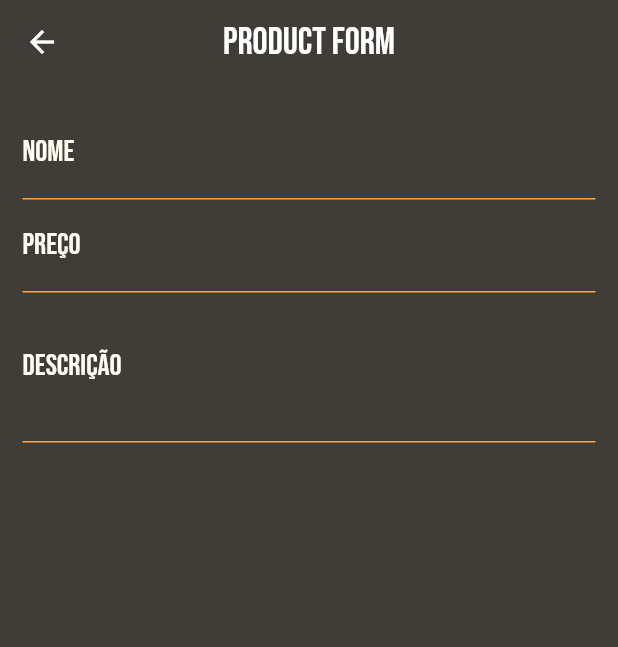
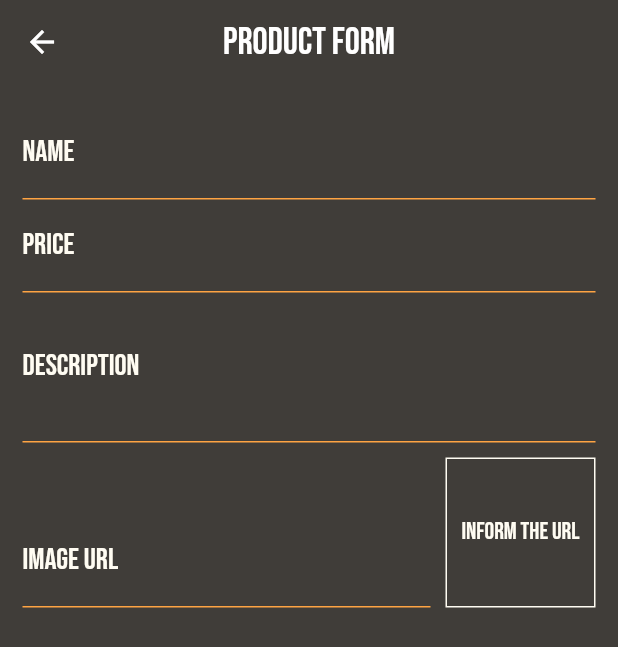
Before and after one commit to elennmilhomem/standup_gym_store, a Flutter app: the ProductFormPage screen opened by its route, on a phone screen of 412 x 824 dp. Shown: the top 647 px of the screen. Run offline on Flutter 3.47's test engine with Material 2 defaults, Android fonts, the phone set to English and light mode, and no system bars; network calls fail.

Commit message:
Implementa campo de entrada de URL
Agora é possível passar uma url para o campo de imagem e ter uma visualização da imagem ao lado

```diff
--- a/lib/pages/product_form_page.dart
+++ b/lib/pages/product_form_page.dart
@@ -10,11 +10,26 @@ class ProductFormPage extends StatefulWidget {
 class _ProductFormPageState extends State<ProductFormPage> {
   final _priceFocus = FocusNode();
   final _descriptionFocus = FocusNode();
+  final _imageUrlFocus = FocusNode();
+  final _imageUrlController = TextEditingController();
+
+  @override
+  void initState() {
+    super.initState();
+    _imageUrlFocus.addListener(updateImage);
+  }
 
   @override
   void dispose() {
     super.dispose();
     _priceFocus.dispose();
+    _descriptionFocus.dispose();
+    _imageUrlFocus.removeListener(updateImage);
+    _imageUrlFocus.dispose();
+  }
+
+  void updateImage() {
+    setState(() {});
   }
 
   @override
@@ -37,7 +52,7 @@ class _ProductFormPageState extends State<ProductFormPage> {
             children: [
               TextFormField(
                 decoration: InputDecoration(
-                  labelText: 'Nome',
+                  labelText: 'Name',
                   enabledBorder: UnderlineInputBorder(
                     borderSide: BorderSide(
                         color: Theme.of(context).colorScheme.secondary),
@@ -56,7 +71,7 @@ class _ProductFormPageState extends State<ProductFormPage> {
               ),
               TextFormField(
                 decoration: InputDecoration(
-                  labelText: 'Preço',
+                  labelText: 'Price',
                   enabledBorder: UnderlineInputBorder(
                     borderSide: BorderSide(
                         color: Theme.of(context).colorScheme.secondary),
@@ -77,7 +92,7 @@ class _ProductFormPageState extends State<ProductFormPage> {
               ),
               TextFormField(
                 decoration: InputDecoration(
-                  labelText: 'Descrição',
+                  labelText: 'Description',
                   enabledBorder: UnderlineInputBorder(
                     borderSide: BorderSide(
                         color: Theme.of(context).colorScheme.secondary),
@@ -89,10 +104,66 @@ class _ProductFormPageState extends State<ProductFormPage> {
                     ),
                   ),
                 ),
-                textInputAction: TextInputAction.next,
                 focusNode: _descriptionFocus,
                 keyboardType: TextInputType.multiline,
                 maxLines: 3,
+              ),
+              Row(
+                crossAxisAlignment: CrossAxisAlignment.end,
+                children: [
+                  Expanded(
+                    child: TextFormField(
+                      decoration: InputDecoration(
+                        labelText: 'Image URL',
+                        enabledBorder: UnderlineInputBorder(
+                          borderSide: BorderSide(
+                              color: Theme.of(context).colorScheme.secondary),
+                        ),
+                        labelStyle: const TextStyle(
+                          fontSize: 20,
+                          color: Color(
+                            0xFFFFFCF2,
+                          ),
+                        ),
+                      ),
+                      textInputAction: TextInputAction.done,
+                      focusNode: _imageUrlFocus,
+                      keyboardType: TextInputType.url,
+                      controller: _imageUrlController,
+                    ),
+                  ),
+                  Container(
+                    height: 100,
+                    width: 100,
+                    margin: const EdgeInsets.only(
+                      top: 10,
+                      left: 10,
+                    ),
+                    decoration: BoxDecoration(
+                      border: Border.all(
+                        color: const Color(
+                          0xFFFFFCF2,
+                        ),
+                        width: 1,
+                      ),
+                    ),
+                    alignment: Alignment.center,
+                    child: _imageUrlController.text.isEmpty
+                        ? const Text(
+                            'Inform the url',
+                            style: TextStyle(
+                              color: Color(
+                                0xFFFFFCF2,
+                              ),
+                              fontSize: 16,
+                            ),
+                          )
+                        : FittedBox(
+                            child: Image.network(_imageUrlController.text),
+                            fit: BoxFit.fitWidth,
+                          ),
+                  ),
+                ],
               ),
             ],
           ),
```
